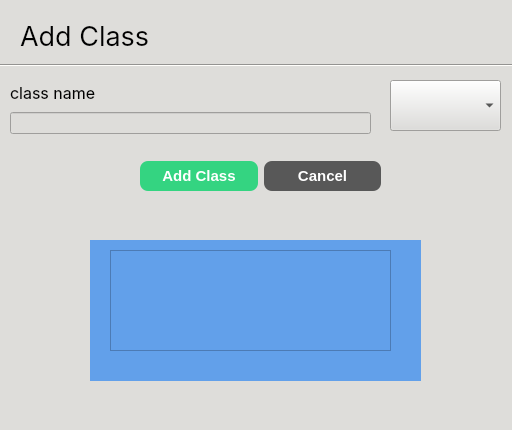
This is School_System/ui/AddClassDialog.ui in KasperJack/School-Management-System as Qt 5 draws it before an edit. The edited form follows.
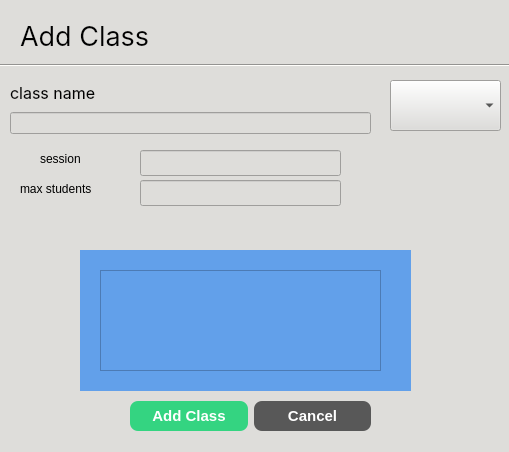
This is the edited form.

Diff of the .ui file:
```diff
--- a/School_System/ui/AddClassDialog.ui
+++ b/School_System/ui/AddClassDialog.ui
@@ -6,8 +6,8 @@
    <rect>
     <x>0</x>
     <y>0</y>
-    <width>512</width>
-    <height>430</height>
+    <width>509</width>
+    <height>452</height>
    </rect>
   </property>
   <property name="windowTitle">
@@ -80,8 +80,8 @@
   <widget class="QWidget" name="layoutWidget">
    <property name="geometry">
     <rect>
-     <x>140</x>
-     <y>160</y>
+     <x>130</x>
+     <y>400</y>
      <width>241</width>
      <height>32</height>
     </rect>
@@ -149,8 +149,8 @@
   <widget class="QWidget" name="widget" native="true">
    <property name="geometry">
     <rect>
-     <x>90</x>
-     <y>240</y>
+     <x>80</x>
+     <y>250</y>
      <width>331</width>
      <height>141</height>
     </rect>
@@ -162,7 +162,7 @@
     <property name="geometry">
      <rect>
       <x>20</x>
-      <y>10</y>
+      <y>20</y>
       <width>281</width>
       <height>101</height>
      </rect>
@@ -182,6 +182,58 @@
     </widget>
    </widget>
   </widget>
+  <widget class="QLineEdit" name="session_field">
+   <property name="geometry">
+    <rect>
+     <x>140</x>
+     <y>150</y>
+     <width>201</width>
+     <height>26</height>
+    </rect>
+   </property>
+  </widget>
+  <widget class="QLineEdit" name="max_students_field">
+   <property name="geometry">
+    <rect>
+     <x>140</x>
+     <y>180</y>
+     <width>201</width>
+     <height>26</height>
+    </rect>
+   </property>
+   <property name="inputMask">
+    <string>999</string>
+   </property>
+   <property name="readOnly">
+    <bool>false</bool>
+   </property>
+  </widget>
+  <widget class="QLabel" name="label_3">
+   <property name="geometry">
+    <rect>
+     <x>20</x>
+     <y>180</y>
+     <width>101</width>
+     <height>18</height>
+    </rect>
+   </property>
+   <property name="text">
+    <string>max students</string>
+   </property>
+  </widget>
+  <widget class="QLabel" name="label_4">
+   <property name="geometry">
+    <rect>
+     <x>40</x>
+     <y>150</y>
+     <width>66</width>
+     <height>18</height>
+    </rect>
+   </property>
+   <property name="text">
+    <string>session</string>
+   </property>
+  </widget>
  </widget>
  <resources/>
  <connections/>
```
